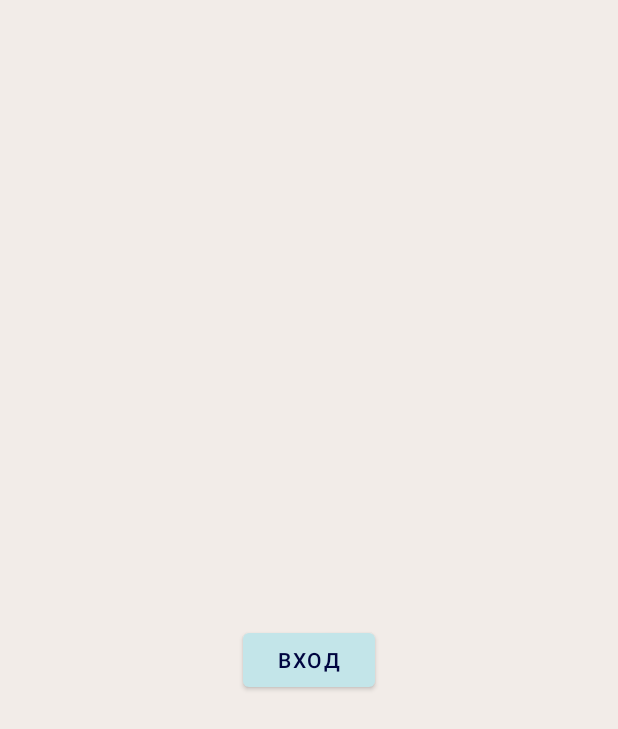
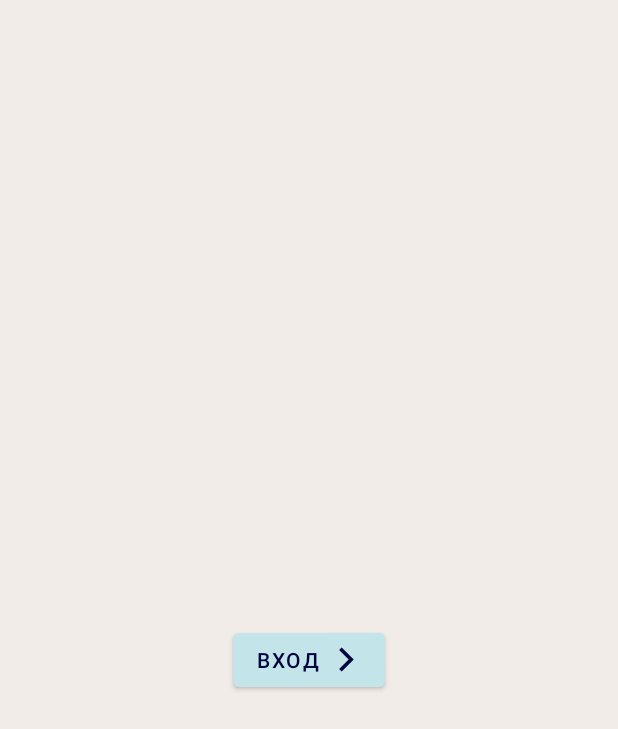
Before and after one commit to Fegustin/EllcoTest, an Android app: the screen it shows after launch (MainActivity), on a phone screen of 412 x 824 dp. Shown: the top 729 px of the screen. Run offline under Robolectric (Android 15) with nearby library versions, the phone set to English and light mode, and no system bars; our stand-ins replace navigation-ui.

Commit message:
Добавил иконку на кнопку входа

```diff
--- /dev/null
+++ b/app/src/main/res/drawable-anydpi/ic_arrow.xml
@@ -0,0 +1,9 @@
+<vector xmlns:android="http://schemas.android.com/apk/res/android"
+    android:width="24dp"
+    android:height="24dp"
+    android:viewportWidth="24"
+    android:viewportHeight="24">
+  <path
+      android:fillColor="@color/colorBlack"
+      android:pathData="M5.88,4.12L13.76,12l-7.88,7.88L8,22l10,-10L8,2z"/>
+</vector>
--- a/app/src/main/res/layout/fragment_sing_in.xml
+++ b/app/src/main/res/layout/fragment_sing_in.xml
@@ -3,14 +3,19 @@
     xmlns:tools="http://schemas.android.com/tools"
     android:layout_width="match_parent"
     android:layout_height="match_parent"
+    xmlns:app="http://schemas.android.com/apk/res-auto"
     tools:context=".ui.SingInFragment">
 
     <Button
         android:id="@+id/buttonSingIn"
+        app:icon="@drawable/ic_arrow"
+        app:iconTint="@color/colorBlack"
+        app:iconGravity="end"
+        app:iconSize="19dp"
         android:layout_width="wrap_content"
         android:layout_height="wrap_content"
+        android:layout_gravity="center"
         android:text="@string/sing_in"
-        android:layout_gravity="center"
-        android:textColor="@color/colorBlack"/>
+        android:textColor="@color/colorBlack" />
 
 </FrameLayout>
```
Also changed, not shown: app/src/main/res/drawable-hdpi/ic_arrow.png (added), app/src/main/res/drawable-mdpi/ic_arrow.png (added), app/src/main/res/drawable-xhdpi/ic_arrow.png (added), app/src/main/res/drawable-xxhdpi/ic_arrow.png (added).
